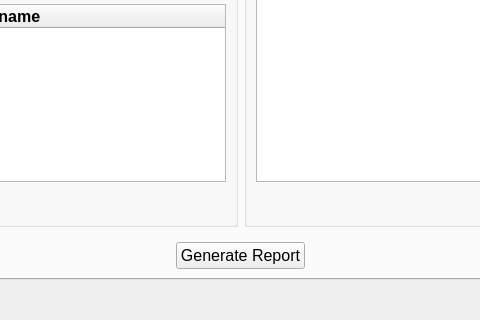
Old version of the form qtapp/gui/interface.ui in the repository GyroidInc/sbh-kivyapp; both pictures show x 494 to 974 and y 455 to 775 of the 1440 by 775 pixel window.
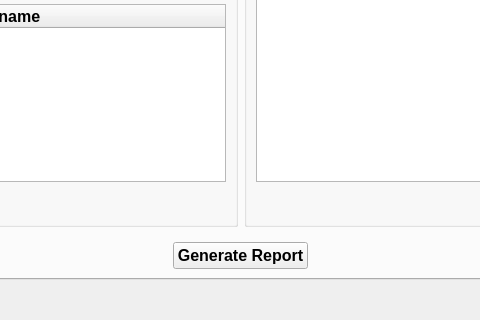
New version of the form. The open tabs and pages were chosen to show the change. Icons and pictures are not drawn.

Commit message: Bolded all buttons

```diff
--- a/qtapp/gui/interface.ui
+++ b/qtapp/gui/interface.ui
@@ -1257,6 +1257,8 @@
              <property name="font">
               <font>
                <pointsize>12</pointsize>
+               <weight>75</weight>
+               <bold>true</bold>
               </font>
              </property>
              <property name="toolTip">
```
Left out of the diff: 110 changed lines with no effect on the pictures.
